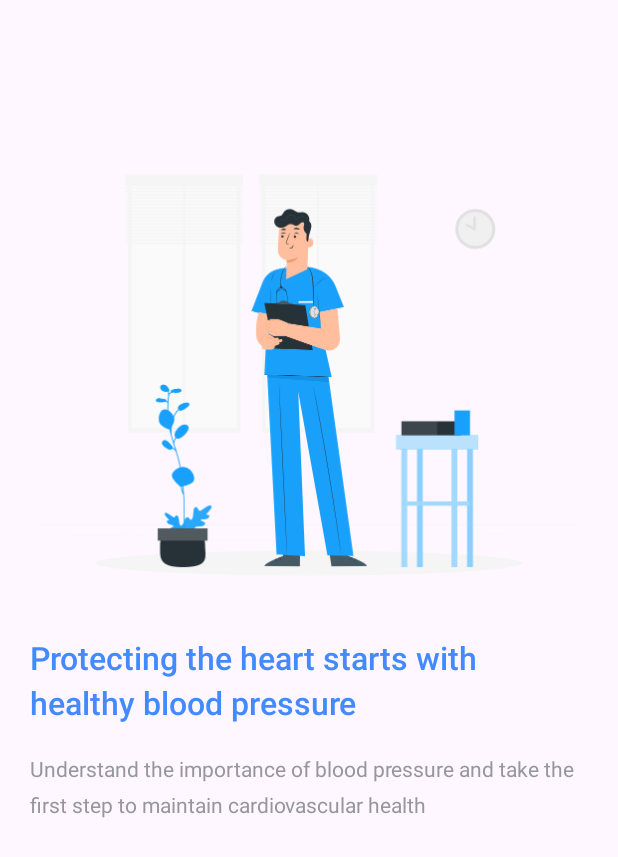
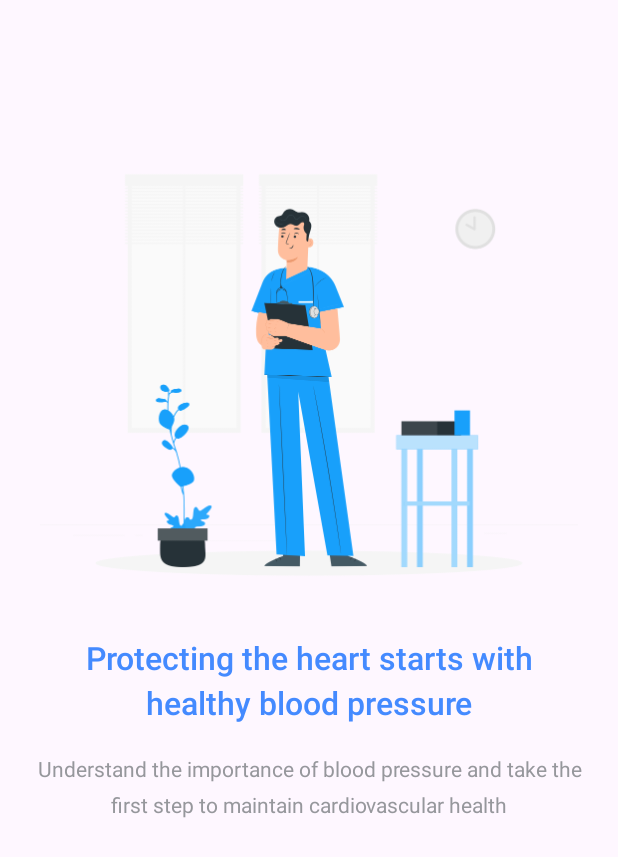
Before and after one commit to HacLau/PressureHealth, an Android app: the layout layout_guide_item.xml on its own in the app's theme, with its tools: preview values and no code run, on a phone screen of 412 x 824 dp. Shown: the top 857 px of the screen. Run offline under Robolectric (Android 15) with nearby library versions, the phone set to English and light mode, and no system bars.

Commit message:
change step logic

```diff
--- a/app/src/main/java/com/testbird/pressurehealth/GuideAdapter.kt
+++ b/app/src/main/java/com/testbird/pressurehealth/GuideAdapter.kt
@@ -22,6 +22,7 @@ class GuideAdapter(private val context: Context) : PagerAdapter() {
         binding.stepImage.setImageResource(guideDataList[position].image)
         binding.stepTitle.text = context.getString(guideDataList[position].title)
         binding.stepContent.text = context.getString(guideDataList[position].content)
+        container.addView(binding.root)
         return binding.root
     }
 
--- a/app/src/main/res/layout/layout_guide_item.xml
+++ b/app/src/main/res/layout/layout_guide_item.xml
@@ -1,46 +1,49 @@
 <?xml version="1.0" encoding="utf-8"?>
 <androidx.constraintlayout.widget.ConstraintLayout xmlns:android="http://schemas.android.com/apk/res/android"
+    xmlns:app="http://schemas.android.com/apk/res-auto"
     android:layout_width="match_parent"
-    android:layout_height="600dp"
-    xmlns:app="http://schemas.android.com/apk/res-auto">
+    android:layout_height="600dp">
+
     <ImageView
         android:id="@+id/step_image"
         android:layout_width="match_parent"
         android:layout_height="300dp"
-        app:layout_constraintTop_toTopOf="parent"
         android:layout_marginTop="100dp"
-        android:src="@mipmap/bg_guide_step3"/>
+        android:src="@mipmap/bg_guide_step3"
+        app:layout_constraintTop_toTopOf="parent" />
+
     <TextView
         android:id="@+id/step_title"
         android:layout_width="0dp"
         android:layout_height="wrap_content"
-        app:layout_constraintTop_toBottomOf="@id/step_image"
+        android:layout_marginStart="20dp"
+        android:layout_marginTop="24dp"
+        android:layout_marginEnd="20dp"
+        android:fontFamily="sans-serif-black"
+        android:gravity="center"
+        android:lineHeight="30sp"
+        android:text="@string/text_step_title_1"
+        android:textColor="@color/color_blue"
+        android:textFontWeight="600"
+        android:textSize="21sp"
+        app:layout_constraintEnd_toEndOf="parent"
         app:layout_constraintStart_toStartOf="parent"
-        app:layout_constraintEnd_toEndOf="parent"
-        android:text="@string/text_step_title_1"
-        android:layout_marginStart="20dp"
-        android:layout_marginEnd="20dp"
-        android:layout_marginTop="24dp"
-        android:textSize="21sp"
-        android:textColor="@color/color_blue"
-        android:lineHeight="30sp"
-        android:textFontWeight="600"
-        android:fontFamily="sans-serif-black"
-        />
+        app:layout_constraintTop_toBottomOf="@id/step_image" />
+
     <TextView
         android:id="@+id/step_content"
         android:layout_width="0dp"
         android:layout_height="wrap_content"
+        android:layout_marginTop="20dp"
+        android:gravity="center"
+        android:lineHeight="24sp"
+        android:text="@string/text_step_content_1"
+        android:textColor="@color/color_gray"
+        android:textFontWeight="400"
+        android:textSize="14sp"
+        app:layout_constraintEnd_toEndOf="@id/step_title"
         app:layout_constraintStart_toStartOf="@id/step_title"
-        app:layout_constraintEnd_toEndOf="@id/step_title"
-        app:layout_constraintTop_toBottomOf="@id/step_title"
-        android:layout_marginTop="20dp"
-        android:textSize="14sp"
-        android:lineHeight="24sp"
-        android:textFontWeight="400"
-        android:textColor="@color/color_gray"
-        android:text="@string/text_step_content_1"/>
-
+        app:layout_constraintTop_toBottomOf="@id/step_title" />
 
 
 </androidx.constraintlayout.widget.ConstraintLayout>
```
Also changed, not shown: app/src/main/java/com/testbird/pressurehealth/view/GuideActivity.kt (+26 -5 lines).
